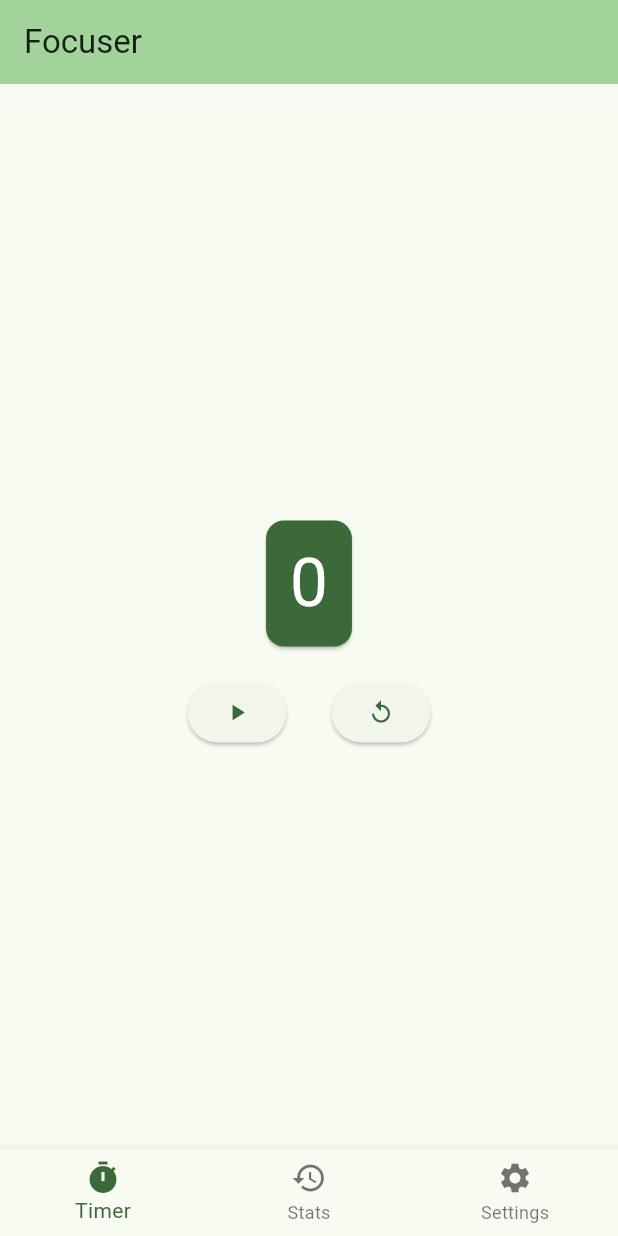
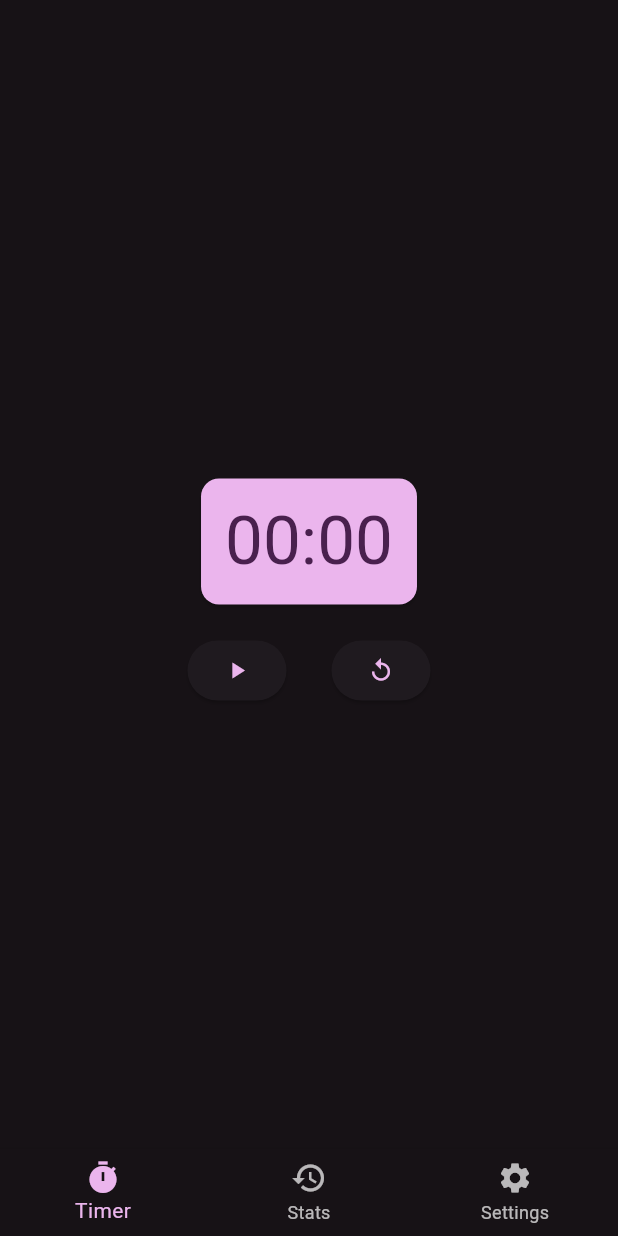
Before and after one commit to bepnos/Focuser, a Flutter app: the screen it shows after launch, on a phone screen of 412 x 824 dp. Run offline on Flutter 3.47's test engine with Material 2 defaults, Android fonts, the phone set to English and light mode, and no system bars.

```diff
--- a/lib/main.dart
+++ b/lib/main.dart
@@ -14,8 +14,9 @@ class MyApp extends StatelessWidget {
     return MaterialApp(
       title: 'Flutter Demo',
       theme: ThemeData(
-        colorScheme: ColorScheme.fromSeed(seedColor: Colors.green),
         useMaterial3: true,
+        colorScheme: ColorScheme.fromSeed(
+            seedColor: Colors.purple, brightness: Brightness.dark),
       ),
       home: const MyHomePage(title: 'Focuser'),
     );
@@ -78,10 +79,6 @@ class MyHomePageState extends State<MyHomePage> {
       _ => Placeholder(),
     };
     return Scaffold(
-      appBar: AppBar(
-        backgroundColor: Theme.of(context).colorScheme.inversePrimary,
-        title: Text(widget.title),
-      ),
       body: page,
       bottomNavigationBar: BottomNavigationBar(
         items: const <BottomNavigationBarItem>[
--- a/lib/timer_page.dart
+++ b/lib/timer_page.dart
@@ -71,12 +71,12 @@ class _TimeWidget extends StatelessWidget {
   }
 
   String determineTime() {
-    if (stopwatch.elapsed.inSeconds > 59) {
-      int minutes = stopwatch.elapsed.inMinutes;
-      int seconds = stopwatch.elapsed.inSeconds - (minutes * 60);
-      return "$minutes : $seconds";
-    } else {
-      return stopwatch.elapsed.inSeconds.toString();
-    }
+    int minutes = stopwatch.elapsed.inMinutes;
+    int seconds = stopwatch.elapsed.inSeconds % 60;
+
+    String minutesString = minutes.toString().padLeft(2, '0');
+    String secondsString = seconds.toString().padLeft(2, '0');
+
+    return "$minutesString:$secondsString";
   }
 }
```
